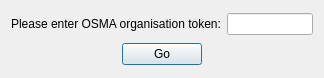
The window that TheMapCloudWebServices/ui/token_dialog.ui (thinkWhere/theMapCloud-QGIS-Plugin) describes before a commit, drawn with Qt 5.
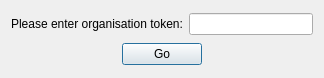
The same window after the commit.

What changed in the file:
```diff
--- a/TheMapCloudWebServices/ui/token_dialog.ui
+++ b/TheMapCloudWebServices/ui/token_dialog.ui
@@ -19,7 +19,7 @@
      <item>
       <widget class="QLabel" name="tokenLabel">
        <property name="text">
-        <string>Please enter OSMA organisation token:</string>
+        <string>Please enter organisation token:</string>
        </property>
       </widget>
      </item>
```
Left out of the diff: 2 changed lines with no effect on the pictures.
